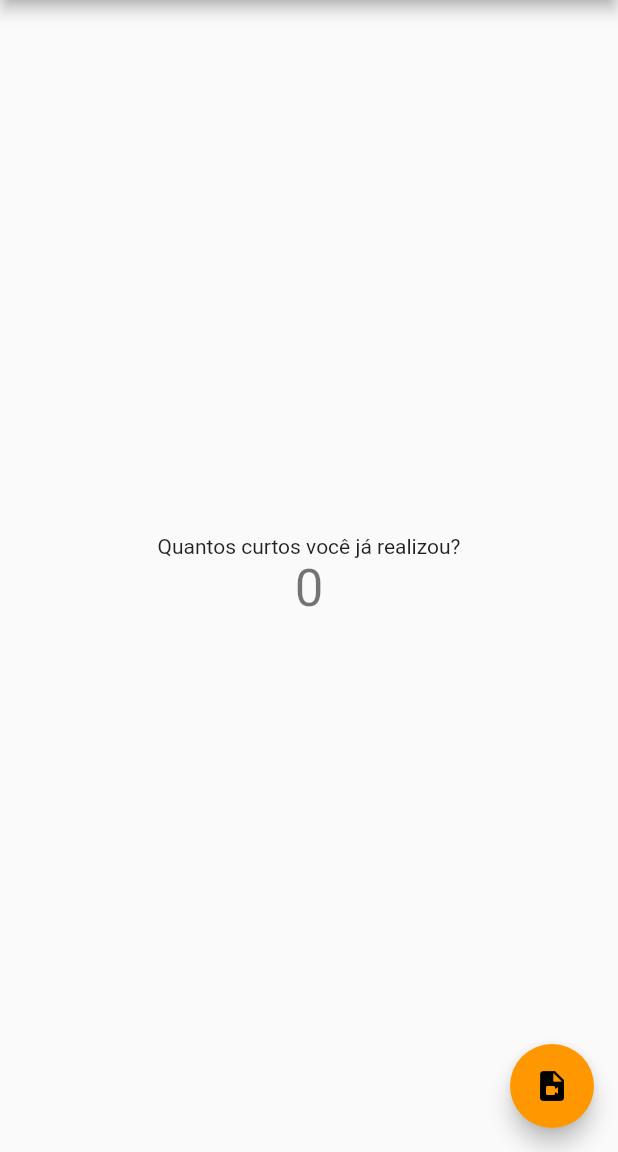
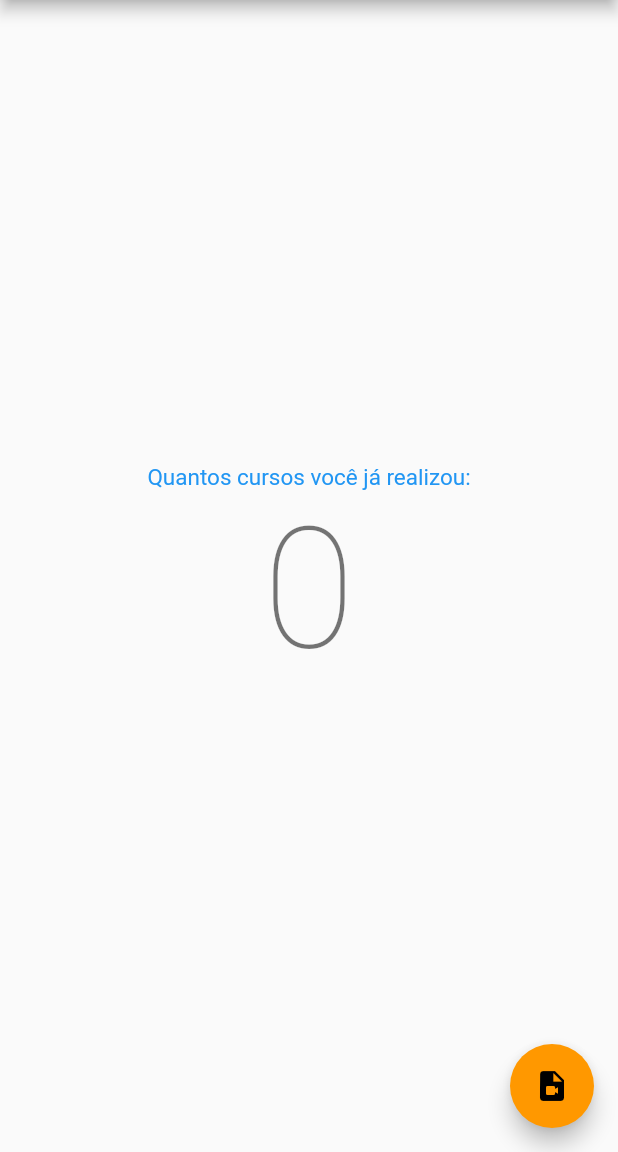
Before and after one commit to romariosena/app_diopro, a Flutter app: the screen it shows after launch, on a phone screen of 412 x 824 dp, the part 84-1236 px from its top. Run offline on Flutter 3.47's test engine with Material 2 defaults, Android fonts, the phone set to English and light mode, and no system bars.

Commit message:
Inclusão do style e alteração da descrição no main.dart

```diff
--- a/lib/main.dart
+++ b/lib/main.dart
@@ -96,11 +96,12 @@ class _MyHomePageState extends State<MyHomePage> {
           mainAxisAlignment: MainAxisAlignment.center,
           children: <Widget>[
             const Text(
-              'Quantos curtos você já realizou?',
+              'Quantos cursos você já realizou:',
+              style: TextStyle(color: Colors.blue, fontSize: 15),
             ),
             Text(
               '$_counter',
-              style: Theme.of(context).textTheme.headline4,
+              style: Theme.of(context).textTheme.headline1,
             ),
           ],
         ),
```
